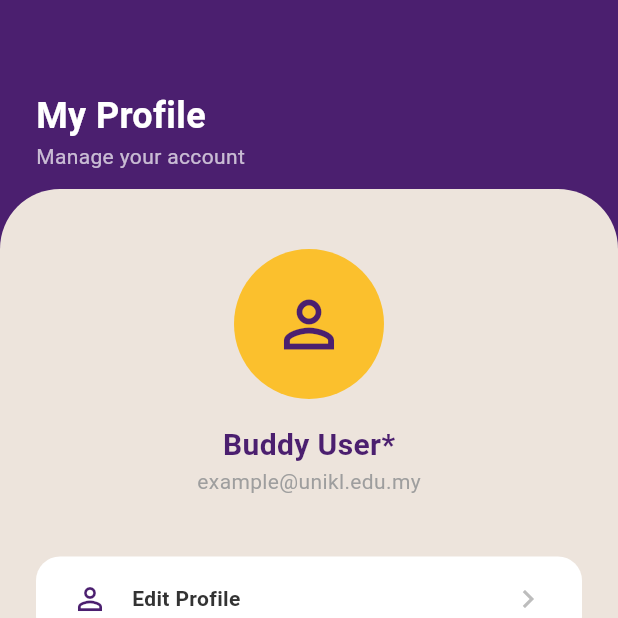
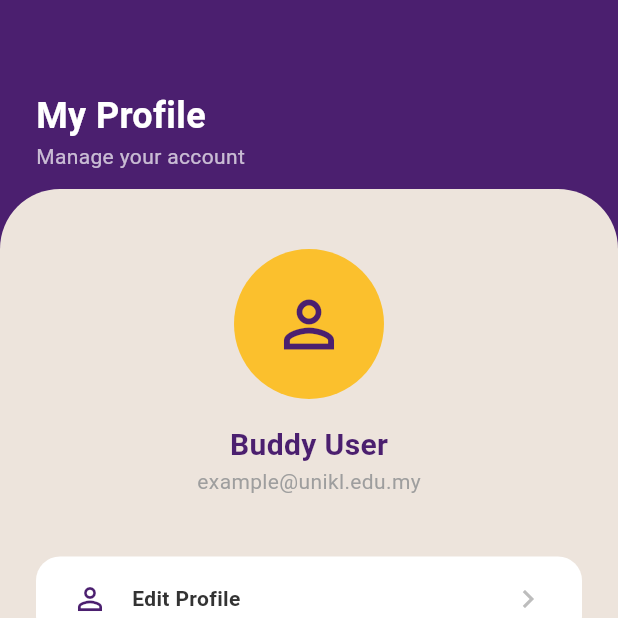
Before and after one commit to Lazymfs/studybuddyproject, a Flutter app: the MainNavigation screen opened directly, item 4 of the bottom bar chosen, on a phone screen of 412 x 824 dp, the top half of it. Run offline on Flutter 3.47's test engine with Material 3 defaults, Android fonts, the phone set to English and light mode, and no system bars; our stand-ins replace flutter_map, latlong2.

Commit message:
updating profile email

```diff
--- a/lib/main_navigation.dart
+++ b/lib/main_navigation.dart
@@ -8,9 +8,14 @@ import 'create_group_screen.dart';
 
 class MainNavigation extends StatefulWidget {
   final String username; // 1. Add this variable
+  final String email; // 1. Add email variable here
 
   // 2. Require it in the constructor
-  const MainNavigation({Key? key, this.username = "User"}) : super(key: key);
+  const MainNavigation({
+    Key? key,
+    this.username = "User",
+    this.email = "example@unikl.edu.my"
+  }) : super(key: key);
 
   @override
   State<MainNavigation> createState() => _MainNavigationState();
@@ -23,10 +28,10 @@ class _MainNavigationState extends State<MainNavigation> {
   Widget build(BuildContext context) {
     // 3. Move your _screens list INSIDE the build method so it can access 'widget.username'
     final List<Widget> _screens = [
-      HomeScreen(username: widget.username), // Passing it to Home
+      HomeScreen(username: widget.username),
       const ScheduleScreen(),
       const MessagesScreen(),
-      ProfileScreen(username: widget.username), // Passing it to Profile
+      ProfileScreen(username: widget.username, email: widget.email), // Passed here!
     ];
     return Scaffold(
       backgroundColor: AppColors.creamBackground,
--- a/lib/profile_screen.dart
+++ b/lib/profile_screen.dart
@@ -4,8 +4,13 @@ import 'constants.dart';
 
 class ProfileScreen extends StatelessWidget {
   final String username; // ADD THIS
+final String email; // 1. Add email variable
 
-  const ProfileScreen({Key? key, required this.username}) : super(key: key); // UPDATE THIS
+  const ProfileScreen({
+    Key? key,
+    required this.username,
+    required this.email // 2. Require it
+  }) : super(key: key);
 
   @override
   Widget build(BuildContext context) {
@@ -48,8 +53,8 @@ class ProfileScreen extends StatelessWidget {
                     child: const Icon(Icons.person_outline, size: 50, color: AppColors.primaryPurple),
                   ),
                   const SizedBox(height: 16),
-                  Text('Buddy $username*', style: const TextStyle(fontSize: 20, fontWeight: FontWeight.bold, color: AppColors.primaryPurple)),
-                  const Text('example@unikl.edu.my', style: TextStyle(color: Colors.grey)),
+                  Text('Buddy $username', style: const TextStyle(fontSize: 20, fontWeight: FontWeight.bold, color: AppColors.primaryPurple)),
+                  Text(email, style: const TextStyle(color: Colors.grey)),
                   const SizedBox(height: 40),
 
                   // Menu Buttons
```
Also changed, not shown: lib/login_screen.dart (+14 -4 lines), lib/meeting_setup_screen.dart (+11 -1 lines).
